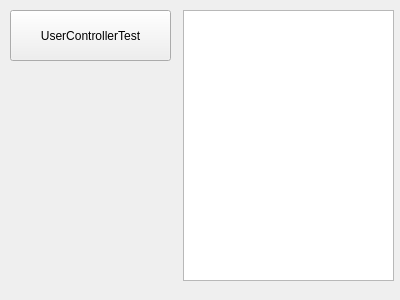
This is LandcapeGenVer1/UnitTestsWindow.ui in Inlucker/LandscapeTest as Qt 5 draws it before an edit. The edited form follows.
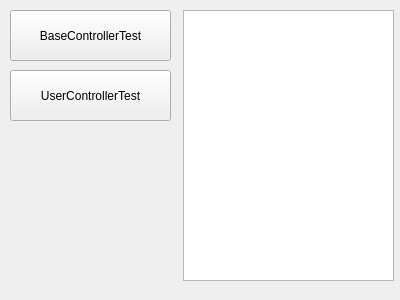
This is the edited form.

Commit message: added BaseControllerTest class

```diff
--- a/LandcapeGenVer1/UnitTestsWindow.ui
+++ b/LandcapeGenVer1/UnitTestsWindow.ui
@@ -17,7 +17,7 @@
    <property name="geometry">
     <rect>
      <x>10</x>
-     <y>10</y>
+     <y>70</y>
      <width>161</width>
      <height>51</height>
     </rect>
@@ -36,6 +36,19 @@
     </rect>
    </property>
   </widget>
+  <widget class="QPushButton" name="base_controller_test_btn">
+   <property name="geometry">
+    <rect>
+     <x>10</x>
+     <y>10</y>
+     <width>161</width>
+     <height>51</height>
+    </rect>
+   </property>
+   <property name="text">
+    <string>BaseControllerTest</string>
+   </property>
+  </widget>
  </widget>
  <resources/>
  <connections/>
```
The commit also changes 12 other files.
